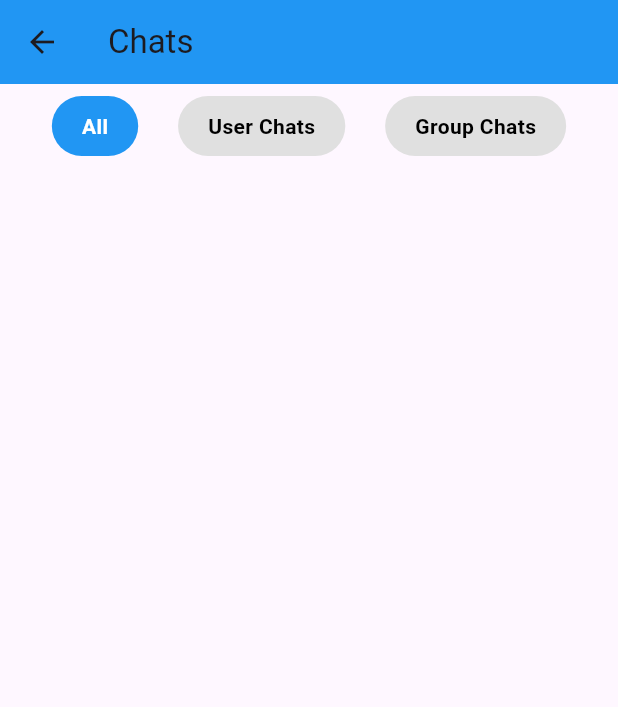
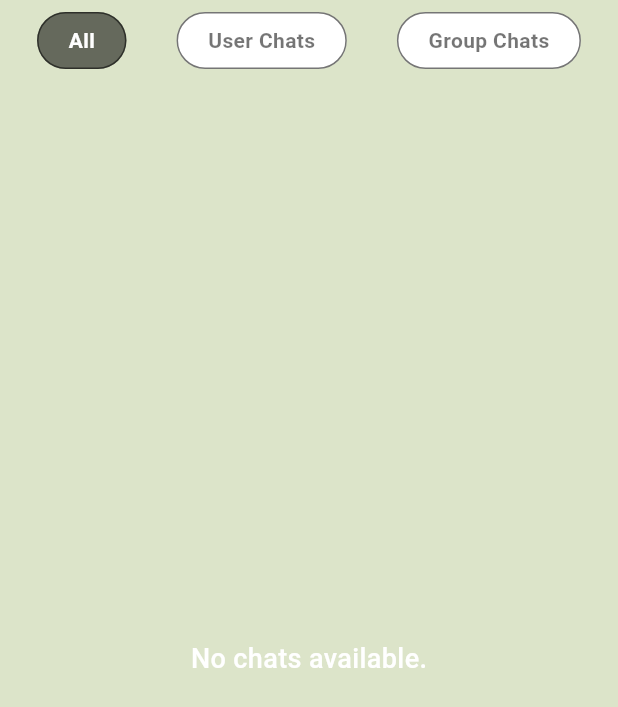
Before and after one commit to baturalpkahveci/flutter-author-reader-app, a Flutter app: the ChatsPage screen opened directly, on a phone screen of 412 x 824 dp. Shown: the top 707 px of the screen. Run offline on Flutter 3.47's test engine with Material 3 defaults, Android fonts, the phone set to English and light mode, and no system bars; our stand-ins replace cloud_firestore, firebase_auth, firebase_core, flutter_login, flutter_svg; accounts and stored records are empty.

Commit message:
Chat page changed.

```diff
--- a/lib/pages/chats.dart
+++ b/lib/pages/chats.dart
@@ -1,75 +1,95 @@
 import 'package:flutter/material.dart';
+import 'package:provider/provider.dart';
 import 'package:flutter_author_reader_app/providers/chat_provider.dart';
-import 'package:provider/provider.dart';
+import 'package:flutter_author_reader_app/core/app_colors.dart';
 import 'package:flutter_author_reader_app/models/user_chat.dart';
 import 'package:flutter_author_reader_app/models/group_chat.dart';
 
 class ChatsPage extends StatefulWidget {
-  const ChatsPage({Key? key}) : super(key: key);
+  const ChatsPage({super.key});
 
   @override
   State<ChatsPage> createState() => _ChatPageState();
 }
 
 class _ChatPageState extends State<ChatsPage> {
-  String filter = 'all'; // Possible values: 'all', 'user', 'group'
+  String filter = 'all'; // Options: 'all', 'user', 'group'
 
   @override
   Widget build(BuildContext context) {
     final chatProvider = Provider.of<ChatProvider>(context);
+    List<dynamic> filteredChats = [];
 
-    List<dynamic> chatsToDisplay;
-
+    // Determine the chat list based on the current filter
     switch (filter) {
       case 'user':
-        chatsToDisplay = chatProvider.userChats;
+        filteredChats = chatProvider.userChats;
         break;
       case 'group':
-        chatsToDisplay = chatProvider.groupChats;
+        filteredChats = chatProvider.groupChats;
         break;
       default:
-        chatsToDisplay = chatProvider.allChats;
+        filteredChats = chatProvider.allChats;
     }
 
     return Scaffold(
-      appBar: AppBar(
-        title: const Text('Chats'),
-        backgroundColor: Colors.blue,
-      ),
+      backgroundColor: AppColors.backgroundColor,
       body: Column(
         children: [
-          // Filter Options
+          // Filter buttons
           Padding(
             padding: const EdgeInsets.all(8.0),
             child: Row(
-              mainAxisAlignment: MainAxisAlignment.spaceEvenly,
+              mainAxisAlignment: MainAxisAlignment.spaceAround,
               children: [
-                FilterButton(
-                  label: 'All',
-                  isActive: filter == 'all',
-                  onTap: () => setState(() => filter = 'all'),
-                ),
-                FilterButton(
-                  label: 'User Chats',
-                  isActive: filter == 'user',
-                  onTap: () => setState(() => filter = 'user'),
-                ),
-                FilterButton(
-                  label: 'Group Chats',
-                  isActive: filter == 'group',
-                  onTap: () => setState(() => filter = 'group'),
-                ),
+                _filterButton('All', 'all', filter),
+                _filterButton('User Chats', 'user', filter),
+                _filterButton('Group Chats', 'group', filter),
               ],
             ),
           ),
-          // Chat List
           Expanded(
-            child: ListView.builder(
-              itemCount: chatsToDisplay.length,
+            child: filteredChats.isEmpty
+                ? const Center(
+              child: Text(
+                'No chats available.',
+                style: TextStyle(
+                  fontSize: 18,
+                  color: AppColors.secondaryColor,
+                  fontWeight: FontWeight.w500,
+                ),
+              ),
+            )
+                : ListView.builder(
+              itemCount: filteredChats.length,
               itemBuilder: (context, index) {
-                final chat = chatsToDisplay[index];
+                final chat = filteredChats[index];
+                final isGroupChat = chat.runtimeType.toString() == 'GroupChat';
 
-                return ChatTile(chat: chat);
+                return ListTile(
+                  leading: CircleAvatar(
+                    backgroundColor: AppColors.highlightColor,
+                    child: Icon(
+                      isGroupChat ? Icons.group : Icons.person,
+                      color: AppColors.secondaryColor,
+                    ),
+                  ),
+                  title: Text(isGroupChat ? chat.name : chat.userName),
+                  subtitle: Text(chat.lastMessage),
+                  trailing: Text(
+                    _formatTimestamp(chat.lastMessageTimestamp),
+                    style: const TextStyle(color: Colors.grey, fontSize: 12),
+                  ),
+                  onTap: () {
+                    // Navigate to ChatDetailsPage
+                    Navigator.push(
+                      context,
+                      MaterialPageRoute(
+                        builder: (context) => ChatDetailsPage(chat: chat),
+                      ),
+                    );
+                  },
+                );
               },
             ),
           ),
@@ -77,84 +97,41 @@ class _ChatPageState extends State<ChatsPage> {
       ),
     );
   }
-}
 
-class FilterButton extends StatelessWidget {
-  final String label;
-  final bool isActive;
-  final VoidCallback onTap;
-
-  const FilterButton({
-    Key? key,
-    required this.label,
-    required this.isActive,
-    required this.onTap,
-  }) : super(key: key);
-
-  @override
-  Widget build(BuildContext context) {
+  Widget _filterButton(String label, String value, String currentFilter) {
     return GestureDetector(
-      onTap: onTap,
+      onTap: () {
+        setState(() {
+          filter = value;
+        });
+      },
       child: Container(
-        padding: const EdgeInsets.symmetric(horizontal: 20, vertical: 10),
+        padding: const EdgeInsets.symmetric(vertical: 8, horizontal: 20),
         decoration: BoxDecoration(
-          color: isActive ? Colors.blue : Colors.grey[300],
+          color: filter == value ? AppColors.primaryColor : Colors.white,
           borderRadius: BorderRadius.circular(20),
+          border: Border.all(color: AppColors.primaryColor),
         ),
         child: Text(
           label,
           style: TextStyle(
-            color: isActive ? Colors.white : Colors.black,
+            color: filter == value ? Colors.white : AppColors.primaryColor,
             fontWeight: FontWeight.bold,
           ),
         ),
       ),
     );
   }
+
+  String _formatTimestamp(DateTime timestamp) {
+    final now = DateTime.now();
+    if (now.difference(timestamp).inDays < 1) {
+      return '${timestamp.hour}:${timestamp.minute.toString().padLeft(2, '0')}';
+    }
+    return '${timestamp.month}/${timestamp.day}/${timestamp.year}';
+  }
 }
 
-class ChatTile extends StatelessWidget {
-  final dynamic chat; // Can be UserChat or GroupChat
-
-  const ChatTile({Key? key, required this.chat}) : super(key: key);
-
-  @override
-  Widget build(BuildContext context) {
-    String chatTitle;
-    String lastMessage;
-    bool isGroup;
-
-    if (chat is UserChat) {
-      chatTitle = chat.userName;
-      lastMessage = chat.lastMessage;
-      isGroup = false;
-    } else if (chat is GroupChat) {
-      chatTitle = chat.groupName;
-      lastMessage = chat.lastMessage;
-      isGroup = true;
-    } else {
-      return const SizedBox.shrink(); // Fallback for unexpected types
-    }
-
-    return ListTile(
-      leading: CircleAvatar(
-        backgroundColor: isGroup ? Colors.green : Colors.blue,
-        child: Text(chatTitle[0].toUpperCase()),
-      ),
-      title: Text(chatTitle),
-      subtitle: Text(lastMessage),
-      onTap: () {
-        // Navigate to Chat Details Page
-        Navigator.push(
-          context,
-          MaterialPageRoute(
-            builder: (context) => ChatDetailsPage(chat: chat),
-          ),
-        );
-      },
-    );
-  }
-}
 
 class ChatDetailsPage extends StatelessWidget {
   final dynamic chat;
```
